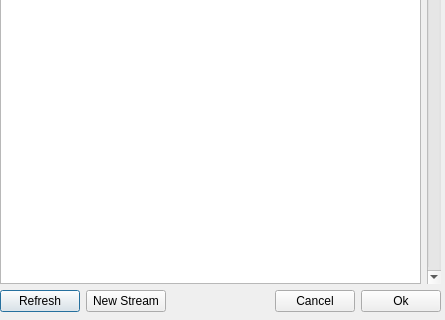
The window that src/clients/legacyWatcher/streamlist.ui (glawler/watcher-visualization) describes before a commit, drawn with Qt 5; both pictures show x 0 to 445 and y 159 to 479 of the 445 by 479 pixel window.
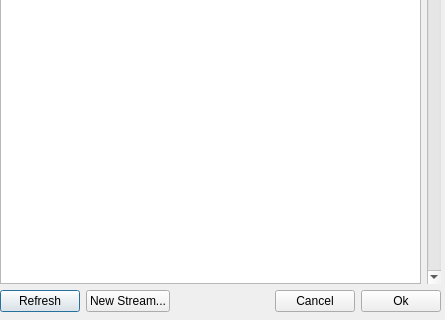
The same window after the commit. Icons and pictures are not drawn.

Commit message: Added '...' to GUI widgets which spawn dialogs.

Diff of the .ui file:
```diff
--- a/src/clients/legacyWatcher/streamlist.ui
+++ b/src/clients/legacyWatcher/streamlist.ui
@@ -67,7 +67,7 @@
       <item>
        <widget class="QPushButton" name="newStreamButton">
         <property name="text">
-         <string>New Stream</string>
+         <string>New Stream...</string>
         </property>
        </widget>
       </item>
```
The commit also changes 4 other files.
